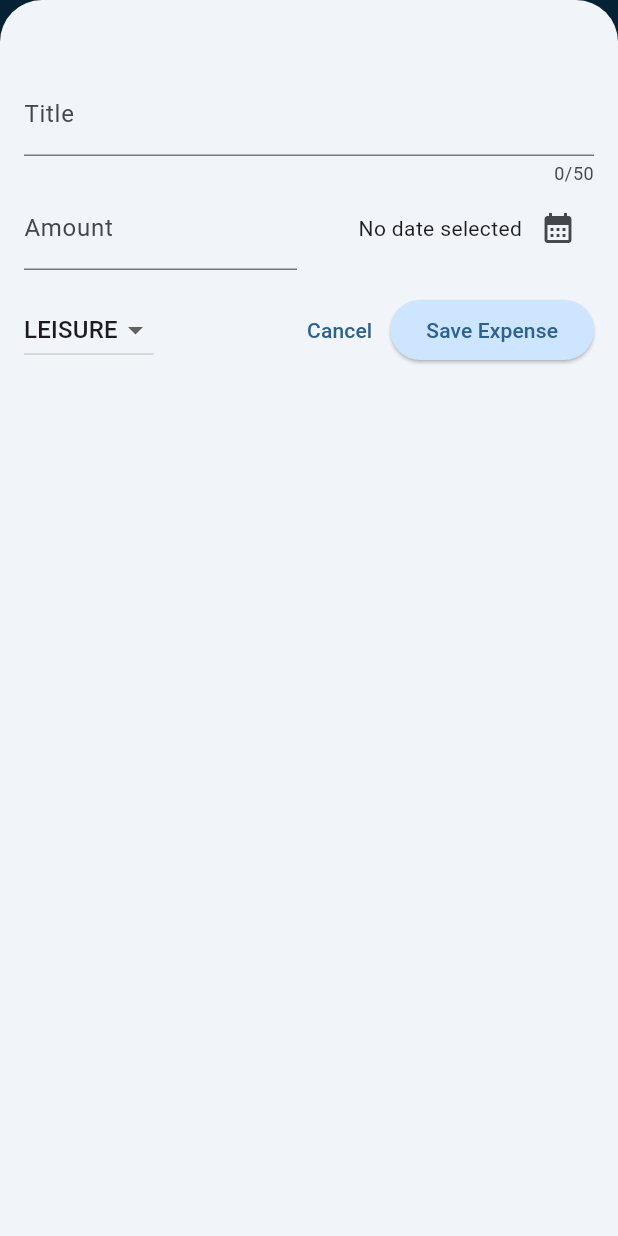
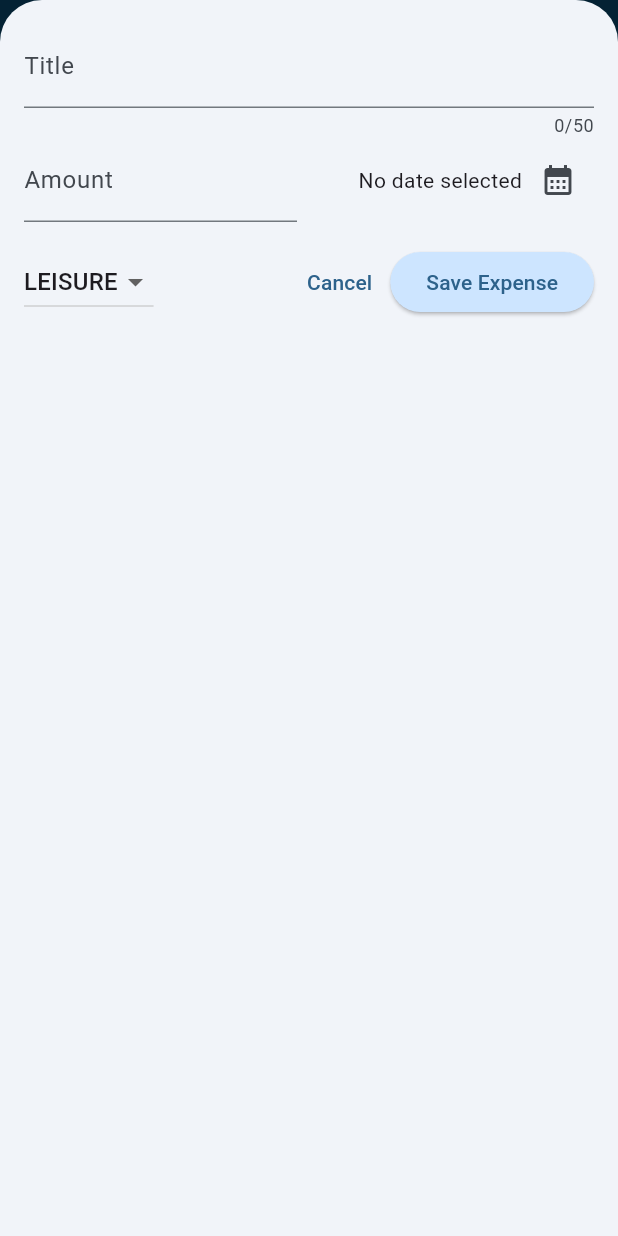
Before and after one commit to william-kung/flutter_expense_tracker, a Flutter app: the screen it shows after launch, after a tap on the "add" icon, on a phone screen of 412 x 824 dp. Run offline on Flutter 3.47's test engine with Material 3 defaults, Android fonts, the phone set to English and light mode, and no system bars.

```diff
--- a/lib/widgets/expenses.dart
+++ b/lib/widgets/expenses.dart
@@ -34,6 +34,7 @@ class _ExpensesState extends State<Expenses> {
 
   void _openAddExpenseOverlay(){
     showModalBottomSheet(
+      useSafeArea: true,
       isScrollControlled: true,
       context: context,
       builder: (ctx) => NewExpense(onAddExpense: _addExpense),
--- a/lib/widgets/new_expense.dart
+++ b/lib/widgets/new_expense.dart
@@ -77,8 +77,13 @@ class _NewExpenseState extends State<NewExpense> {
 
   @override
   Widget build(BuildContext context) {
-    return Padding(
-      padding: const EdgeInsets.fromLTRB(16, 48, 16, 16),
+    final keyboardSpace = MediaQuery.of(context).viewInsets.bottom;
+
+    return SizedBox(
+      height: double.infinity,
+      child: SingleChildScrollView(
+        child: Padding(
+          padding: EdgeInsets.fromLTRB(16, 16, 16, keyboardSpace + 16),
           child: Column(
             children: [
               TextField(
@@ -150,6 +155,8 @@ class _NewExpenseState extends State<NewExpense> {
               ])
             ],
           ),
+        ),
+      ),
     );
   }
 }
```
Lines whose indentation alone changed are shown as unchanged.
